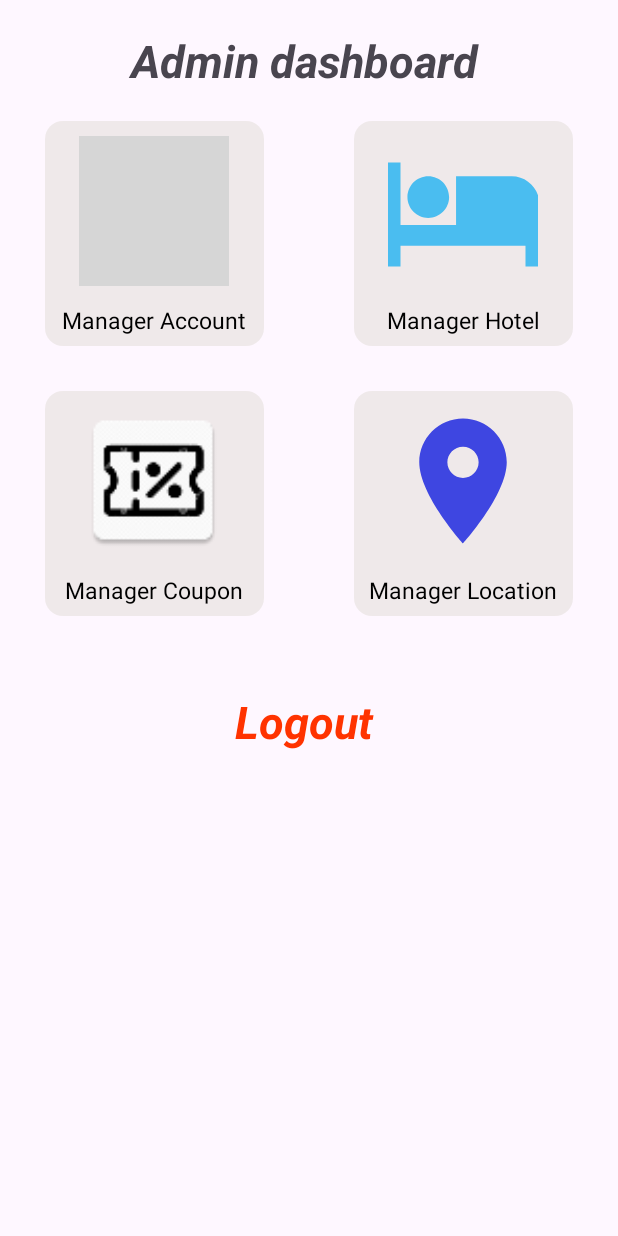
After one commit to leanhluong/AppTourBooking_Android, an Android app: the AdminActivity screen opened directly, with no data from a screen before it, on a phone screen of 412 x 824 dp. The commit adds this screen. Run offline under Robolectric (Android 15) with nearby library versions, the light colour scheme and no system bars; grey boxes are pictures that could not be loaded.

Commit message:
commit update layout admin + manager account, hotel

```diff
--- a/app/src/main/java/com/example/apptourbooking/Activitis/RegisterActivity.java
+++ b/app/src/main/java/com/example/apptourbooking/Activitis/RegisterActivity.java
@@ -10,7 +10,7 @@ import android.widget.EditText;
 import android.widget.ImageView;
 import android.widget.Toast;
 
-import com.example.apptourbooking.Database.DBLogin;
+import com.example.apptourbooking.Database.DatabaseHelper;
 import com.example.apptourbooking.R;
 
 public class RegisterActivity extends AppCompatActivity {
@@ -19,7 +19,7 @@ public class RegisterActivity extends AppCompatActivity {
     private EditText username, fullname, password, repassword;
     private Button btnRegister;
 
-    DBLogin DB;
+    DatabaseHelper DB;
     @Override
     protected void onCreate(Bundle savedInstanceState) {
         super.onCreate(savedInstanceState);
@@ -57,7 +57,7 @@ public class RegisterActivity extends AppCompatActivity {
     }
 
     private void Register(){
-        DB = new DBLogin(this);
+        DB = new DatabaseHelper(this);
         btnRegister.setOnClickListener(new View.OnClickListener() {
             @Override
             public void onClick(View v) {
--- /dev/null
+++ b/app/src/main/java/com/example/apptourbooking/Admin/AdminActivity.java
@@ -0,0 +1,53 @@
+package com.example.apptourbooking.Admin;
+
+import androidx.appcompat.app.AppCompatActivity;
+
+import android.content.Intent;
+import android.os.Bundle;
+import android.view.View;
+import android.widget.LinearLayout;
+import android.widget.TextView;
+
+import com.example.apptourbooking.Activitis.LoginActivity;
+import com.example.apptourbooking.R;
+
+public class AdminActivity extends AppCompatActivity {
+    private LinearLayout btn_mAccount, btn_mHotel;
+    private TextView btn_logout;
+    @Override
+    protected void onCreate(Bundle savedInstanceState) {
+        super.onCreate(savedInstanceState);
+        setContentView(R.layout.activity_admin);
+
+        Init();
+
+        btn_mAccount.setOnClickListener(new View.OnClickListener() {
+            @Override
+            public void onClick(View v) {
+                startActivity(new Intent(AdminActivity.this, ManageAccount.class));
+            }
+        });
+
+        btn_mHotel.setOnClickListener(new View.OnClickListener() {
+            @Override
+            public void onClick(View v) {
+                startActivity(new Intent(AdminActivity.this, ManagerHotel.class));
+            }
+        });
+
+        btn_logout.setOnClickListener(new View.OnClickListener() {
+            @Override
+            public void onClick(View v) {
+                startActivity(new Intent(AdminActivity.this, LoginActivity.class));
+            }
+        });
+
+    }
+
+    private void Init(){
+        btn_mAccount = findViewById(R.id.admin_ln_account);
+        btn_mHotel = findViewById(R.id.admin_ln_hotel);
+        btn_logout = findViewById(R.id.admin_txt_logout);
+    }
+
+}
--- /dev/null
+++ b/app/src/main/res/drawable-anydpi/admin_ic_location.xml
@@ -0,0 +1,11 @@
+<vector xmlns:android="http://schemas.android.com/apk/res/android"
+    android:width="24dp"
+    android:height="24dp"
+    android:viewportWidth="24"
+    android:viewportHeight="24"
+    android:tint="#121DDE"
+    android:alpha="0.8">
+  <path
+      android:fillColor="@android:color/white"
+      android:pathData="M12,2C8.13,2 5,5.13 5,9c0,5.25 7,13 7,13s7,-7.75 7,-13c0,-3.87 -3.13,-7 -7,-7zM12,11.5c-1.38,0 -2.5,-1.12 -2.5,-2.5s1.12,-2.5 2.5,-2.5 2.5,1.12 2.5,2.5 -1.12,2.5 -2.5,2.5z"/>
+</vector>
--- /dev/null
+++ b/app/src/main/res/layout/activity_admin.xml
@@ -0,0 +1,159 @@
+<?xml version="1.0" encoding="utf-8"?>
+<androidx.constraintlayout.widget.ConstraintLayout xmlns:android="http://schemas.android.com/apk/res/android"
+    xmlns:app="http://schemas.android.com/apk/res-auto"
+    xmlns:tools="http://schemas.android.com/tools"
+    android:layout_width="match_parent"
+    android:layout_height="match_parent"
+    tools:context=".Admin.AdminActivity">
+
+
+    <LinearLayout
+        android:layout_width="match_parent"
+        android:layout_height="match_parent"
+        android:orientation="vertical">
+
+        <TextView
+            android:id="@+id/textView34"
+            android:layout_width="match_parent"
+            android:layout_height="wrap_content"
+            android:layout_marginTop="20dp"
+            android:layout_marginBottom="20dp"
+            android:textAlignment="center"
+            android:textStyle="bold|italic"
+            android:textSize="30sp"
+            android:text="Admin dashboard " />
+
+        <LinearLayout
+            android:layout_width="match_parent"
+            android:layout_height="150dp"
+            android:orientation="horizontal">
+
+            <LinearLayout
+                android:id="@+id/admin_ln_account"
+                android:layout_width="match_parent"
+                android:layout_height="match_parent"
+                android:layout_marginStart="30dp"
+                android:layout_marginEnd="30dp"
+                android:layout_weight="1"
+                android:background="@drawable/profile_background"
+                android:orientation="vertical">
+
+                <ImageView
+                    android:id="@+id/imageView19"
+                    android:layout_width="100dp"
+                    android:layout_height="100dp"
+                    android:layout_gravity="center"
+                    android:layout_marginTop="10dp"
+                    android:src="@drawable/main_ic_profile" />
+
+                <TextView
+                    android:id="@+id/textView35"
+                    android:layout_width="match_parent"
+                    android:layout_height="wrap_content"
+                    android:layout_marginTop="12dp"
+                    android:text="Manager Account"
+                    android:textAlignment="center"
+                    android:textColor="@color/black"
+                    android:textSize="15sp" />
+            </LinearLayout>
+
+            <LinearLayout
+                android:id="@+id/admin_ln_hotel"
+                android:layout_width="match_parent"
+                android:layout_height="match_parent"
+                android:layout_marginStart="30dp"
+                android:layout_marginEnd="30dp"
+                android:layout_weight="1"
+                android:background="@drawable/profile_background"
+                android:orientation="vertical">
+
+                <ImageView
+                    android:id="@+id/imageView20"
+                    android:layout_width="100dp"
+                    android:layout_height="100dp"
+                    android:layout_gravity="center"
+                    android:layout_marginTop="10dp"
+                    android:src="@drawable/main_ic_hotel" />
+
+                <TextView
+                    android:id="@+id/textView36"
+                    android:layout_width="match_parent"
+                    android:layout_height="wrap_content"
+                    android:layout_marginTop="12dp"
+                    android:text="Manager Hotel"
+                    android:textAlignment="center"
+                    android:textColor="@color/black"
+                    android:textSize="15sp" />
+            </LinearLayout>
+
+        </LinearLayout>
+        <LinearLayout
+            android:layout_width="match_parent"
+            android:layout_height="150dp"
+            android:layout_marginTop="30dp"
+            android:orientation="horizontal">
+
+            <LinearLayout
+                android:background="@drawable/profile_background"
+                android:layout_width="match_parent"
+                android:layout_height="match_parent"
+                android:layout_marginStart="30dp"
+                android:layout_marginEnd="30dp"
+                android:layout_weight="1"
+                android:orientation="vertical">
+
+                <ImageView
+                    android:layout_width="100dp"
+                    android:layout_marginTop="10dp"
+                    android:layout_gravity="center"
+                    android:layout_height="100dp"
+                    android:src="@mipmap/coupon" />
+
+                <TextView
+                    android:layout_width="match_parent"
+                    android:layout_height="wrap_content"
+                    android:layout_marginTop="12dp"
+                    android:textAlignment="center"
+                    android:textSize="15sp"
+                    android:textColor="@color/black"
+                    android:text="Manager Coupon" />
+            </LinearLayout>
+            <LinearLayout
+                android:layout_width="match_parent"
+                android:layout_height="match_parent"
+                android:background="@drawable/profile_background"
+                android:layout_marginStart="30dp"
+                android:layout_marginEnd="30dp"
+                android:layout_weight="1"
+                android:orientation="vertical">
+
+                <ImageView
+                    android:layout_width="100dp"
+                    android:layout_marginTop="10dp"
+                    android:layout_gravity="center"
+                    android:layout_height="100dp"
+                    android:src="@drawable/admin_ic_location" />
+
+                <TextView
+                    android:layout_width="match_parent"
+                    android:layout_height="wrap_content"
+                    android:layout_marginTop="12dp"
+                    android:textAlignment="center"
+                    android:textSize="15sp"
+                    android:textColor="@color/black"
+                    android:text="Manager Location" />
+            </LinearLayout>
+        </LinearLayout>
+        <TextView
+            android:id="@+id/admin_txt_logout"
+            android:layout_width="match_parent"
+            android:layout_height="wrap_content"
+            android:layout_marginTop="50dp"
+            android:layout_marginBottom="20dp"
+            android:textAlignment="center"
+            android:textStyle="bold|italic"
+            android:textSize="30sp"
+            android:textColor="#F30"
+            android:text="Logout " />
+    </LinearLayout>
+</androidx.constraintlayout.widget.ConstraintLayout>
```
Also changed, not shown: app/src/main/AndroidManifest.xml (+15 -6 lines), app/src/main/java/com/example/apptourbooking/Activitis/LoginActivity.java (+11 -5 lines), app/src/main/java/com/example/apptourbooking/Admin/ManageAccount.java (added, +31 -0 lines), app/src/main/java/com/example/apptourbooking/Admin/ManagerHotel.java (added, +59 -0 lines), app/src/main/java/com/example/apptourbooking/Database/DBLogin.java (deleted, +0 -57 lines), app/src/main/java/com/example/apptourbooking/Database/DatabaseHelper.java (added, +132 -0 lines), app/src/main/java/com/example/apptourbooking/Domain/Hotel.java (+12 -0 lines), app/src/main/java/com/example/apptourbooking/Domain/UserInfo.java (added, +49 -0 lines), app/src/main/res/layout/activity_manage_account.xml (added, +66 -0 lines), app/src/main/res/layout/activity_manager_hotel.xml (added, +66 -0 lines), app/src/main/res/drawable-hdpi/admin_ic_location.png (added), app/src/main/res/drawable-mdpi/admin_ic_location.png (added), app/src/main/res/drawable-xhdpi/admin_ic_location.png (added), app/src/main/res/drawable-xxhdpi/admin_ic_location.png (added).
